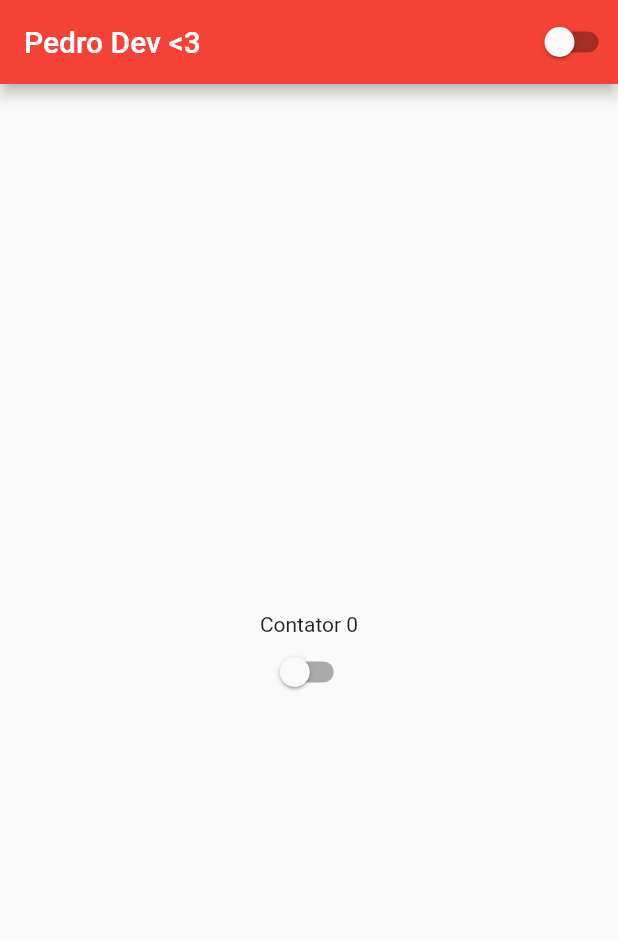
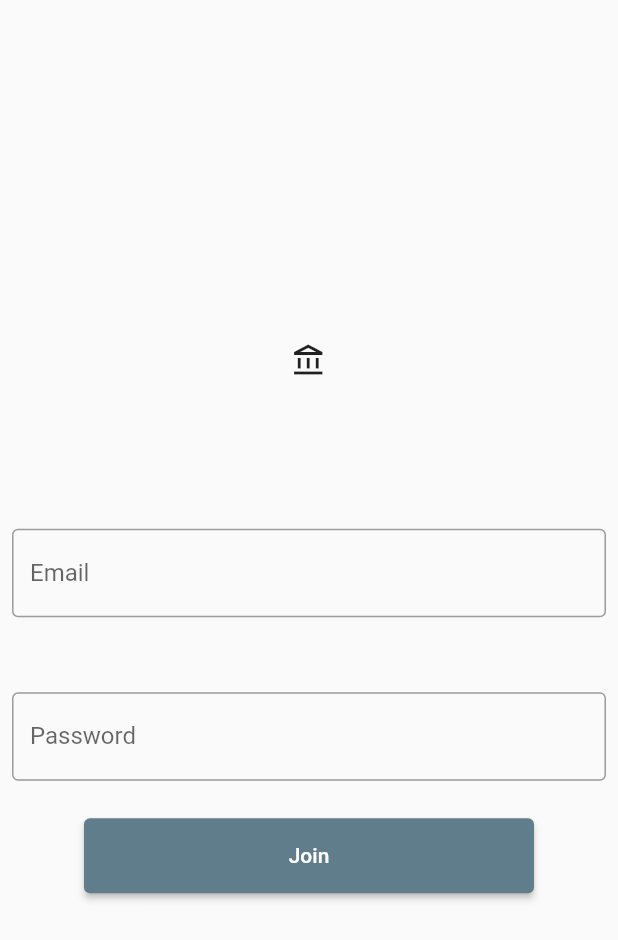
Before and after one commit to 1pedr1N/learningFlutter, a Flutter app: the screen it shows after launch, on a phone screen of 412 x 824 dp. Shown: the top 940 px of the screen. Run offline on Flutter 3.47's test engine with Material 2 defaults, Android fonts, the phone set to English and light mode, and no system bars.

Commit message:
login page

```diff
--- a/lib/app_widget.dart
+++ b/lib/app_widget.dart
@@ -1,7 +1,8 @@
-import 'package:flutter/cupertino.dart';
+// ignore_for_file: use_key_in_widget_constructors, prefer_const_constructors
+
 import 'package:flutter/material.dart';
 import 'package:flutter_learning/app_controller.dart';
-import 'home_page.dart';
+import 'login_page.dart';
 
 class AppWidget extends StatelessWidget {
   const AppWidget();
@@ -18,7 +19,7 @@ class AppWidget extends StatelessWidget {
                   brightness: AppController.instance.isDartTheme
                       ? Brightness.dark
                       : Brightness.light),
-              home: HomePage());
+              home: LoginPage());
         });
   }
 }
--- a/lib/home_page.dart
+++ b/lib/home_page.dart
@@ -1,3 +1,5 @@
+// ignore_for_file: use_key_in_widget_constructors, prefer_const_constructors, prefer_const_literals_to_create_immutables, sized_box_for_whitespace
+
 import 'package:flutter/material.dart';
 import 'package:flutter_learning/app_controller.dart';
 
@@ -28,6 +30,22 @@ class HomePageState extends State<HomePage> {
             children: [
               Text('Contator $counter'),
               CustomSwitcher(),
+              Row(
+                mainAxisAlignment: MainAxisAlignment.center,
+                crossAxisAlignment: CrossAxisAlignment.center,
+                children: [
+                  Container(
+                    width: 50,
+                    height: 50,
+                    color: Colors.black87,
+                  ),
+                  Container(
+                    width: 50,
+                    height: 50,
+                    color: Colors.black87,
+                  )
+                ],
+              )
             ],
           ),
         ));
--- /dev/null
+++ b/lib/login_page.dart
@@ -0,0 +1,77 @@
+// ignore_for_file: prefer_const_constructors
+
+import 'package:flutter/material.dart';
+
+class LoginPage extends StatefulWidget {
+  const LoginPage({Key? key}) : super(key: key);
+
+  @override
+  State<LoginPage> createState() => _LoginPageState();
+}
+
+class _LoginPageState extends State<LoginPage> {
+  String email = '';
+  String password = '';
+  @override
+  Widget build(BuildContext context) {
+    return Scaffold(
+      body: SingleChildScrollView(
+        child: SizedBox(
+          width: MediaQuery.of(context).size.width,
+          height: MediaQuery.of(context).size.height,
+          child: Padding(
+            padding: EdgeInsets.all(8),
+            child:
+                Column(mainAxisAlignment: MainAxisAlignment.center, children: [
+              Icon(Icons.account_balance_outlined),
+              Container(
+                height: 100,
+              ),
+              TextField(
+                onChanged: (text) {
+                  email = text;
+                },
+                keyboardType: TextInputType.emailAddress,
+                decoration: InputDecoration(
+                  border: OutlineInputBorder(),
+                  labelText: 'Email',
+                ),
+              ),
+              Container(
+                height: 50,
+              ),
+              TextField(
+                onChanged: (text) {
+                  password = text;
+                },
+                obscureText: true,
+                decoration: InputDecoration(
+                  border: OutlineInputBorder(),
+                  labelText: 'Password',
+                ),
+              ),
+              Container(
+                height: 25,
+              ),
+              ElevatedButton(
+                  style: ElevatedButton.styleFrom(
+                      primary: Colors.blueGrey,
+                      shadowColor: Colors.black,
+                      fixedSize: Size(300, 50)),
+                  onPressed: () {
+                    if (email == 'master@mail.com' && password == 'master') {
+                      print('hacker man');
+                    } else {
+                      print('sai daqui boboca');
+                    }
+
+                    ;
+                  },
+                  child: Text('Join'))
+            ]),
+          ),
+        ),
+      ),
+    );
+  }
+}
```
